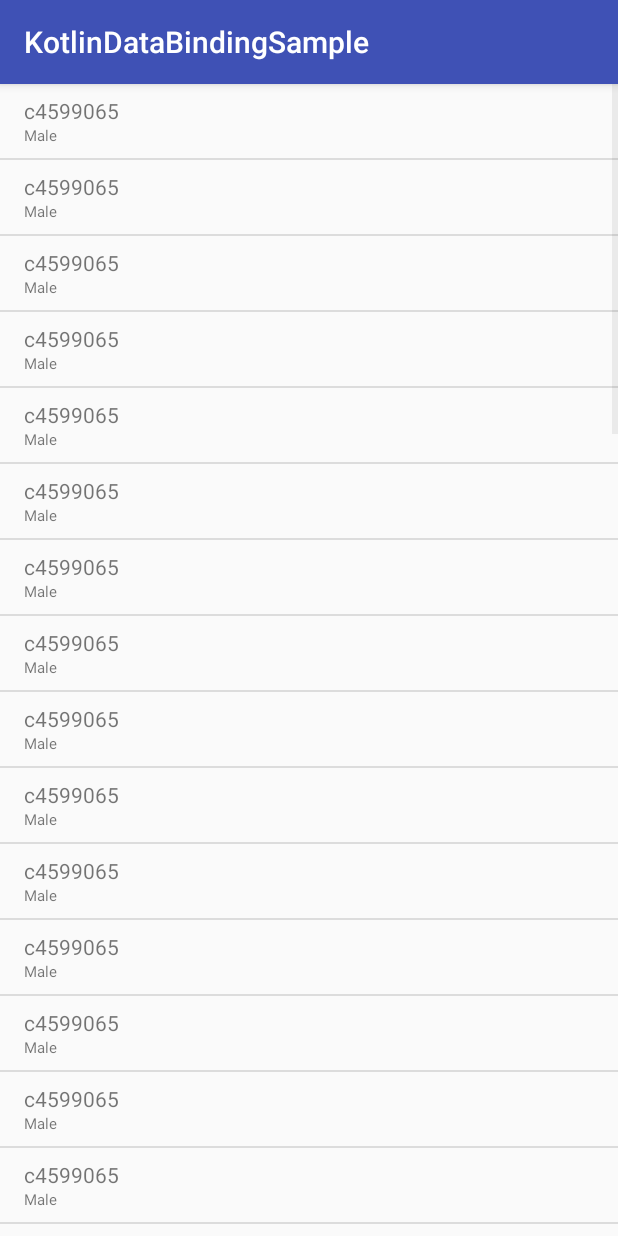
After one commit to HoNKoT/KotlinAndroidDatabindingSample, an Android app: the BMIListActivity screen opened directly, with no data from a screen before it, on a phone screen of 412 x 824 dp. The commit adds this screen. Run offline under Robolectric (Android 15) with nearby library versions, the phone set to English and light mode, and no system bars; our stand-ins replace data binding.

Commit message:
Add BindingAdapter sample

```diff
--- a/app/src/main/AndroidManifest.xml
+++ b/app/src/main/AndroidManifest.xml
@@ -12,10 +12,12 @@
         <activity android:name=".view.MainActivity">
             <intent-filter>
                 <action android:name="android.intent.action.MAIN" />
+
                 <category android:name="android.intent.category.LAUNCHER" />
             </intent-filter>
         </activity>
         <activity android:name=".view.BMICalculateActivity" />
+        <activity android:name=".view.BMIListActivity" />
     </application>
 
 </manifest>
--- a/app/src/main/java/jp/chau2chaun2/kotlindatabindingsample/model/Person.kt
+++ b/app/src/main/java/jp/chau2chaun2/kotlindatabindingsample/model/Person.kt
@@ -1,7 +1,11 @@
 package jp.chau2chaun2.kotlindatabindingsample.model
+
+import android.databinding.ObservableField
 
 data class Person(var name: String? = null,
                   var sex: Gender? = null,
                   var height: Double? = null,
                   var weight: Double? = null,
-                  var bmi: Double? = null)
+                  var bmi: Double? = null) {
+    val displayBmi = ObservableField<String>("")
+}
--- a/app/src/main/java/jp/chau2chaun2/kotlindatabindingsample/presenter/PersonPresenter.kt
+++ b/app/src/main/java/jp/chau2chaun2/kotlindatabindingsample/presenter/PersonPresenter.kt
@@ -1,6 +1,8 @@
 package jp.chau2chaun2.kotlindatabindingsample.presenter
 
+import jp.chau2chaun2.kotlindatabindingsample.model.Gender
 import jp.chau2chaun2.kotlindatabindingsample.model.Person
+import java.util.*
 
 class PersonPresenter {
 
@@ -21,14 +23,35 @@ class PersonPresenter {
             person.apply {
                 weight?.let { weight ->
                     height?.let { height ->
-                        bmi = weight / height
+                        bmi = weight / ((height / 100) * (height / 100))
+                        displayBmi.set(String.format("BMI: %.1f", bmi))
                     }
                 }
             }
+        } else {
+            person.bmi = null
+            person.displayBmi.set("")
         }
     }
 
     companion object {
         fun from(person: Person): PersonPresenter = PersonPresenter(person)
+
+        fun asDummy(): PersonPresenter {
+            return PersonPresenter().apply {
+                person.apply {
+                    val randomGen = Random()
+                    sex = if (randomGen.nextInt(2) > 0) Gender.Male else Gender.Female
+                    randomGen.nextInt(350).let {
+                        height = (1500 + it).toDouble() / 10
+                    }
+                    randomGen.nextInt(200).let {
+                        weight = (500 + it).toDouble() / 10
+                    }
+                }
+
+                person.name = Integer.toHexString(person.hashCode())
+            }
+        }
     }
 }
--- /dev/null
+++ b/app/src/main/java/jp/chau2chaun2/kotlindatabindingsample/util/BindingHelper.kt
@@ -0,0 +1,14 @@
+package jp.chau2chaun2.kotlindatabindingsample.util
+
+import android.databinding.BindingAdapter
+import android.widget.ListView
+import jp.chau2chaun2.kotlindatabindingsample.model.Person
+import jp.chau2chaun2.kotlindatabindingsample.view.adapter.BMIListAdapter
+
+@BindingAdapter("data")
+fun ListView.loadAdapter(data: List<Person>) {
+    BMIListAdapter(this.context, data).also {
+        this.adapter = it
+        this.onItemClickListener = it
+    }
+}
--- /dev/null
+++ b/app/src/main/java/jp/chau2chaun2/kotlindatabindingsample/view/BMIListActivity.kt
@@ -0,0 +1,32 @@
+package jp.chau2chaun2.kotlindatabindingsample.view
+
+import android.content.Context
+import android.content.Intent
+import android.databinding.DataBindingUtil
+import android.os.Bundle
+import android.support.v7.app.AppCompatActivity
+import jp.chau2chaun2.kotlindatabindingsample.R
+import jp.chau2chaun2.kotlindatabindingsample.databinding.ActivityBmiListBinding
+import jp.chau2chaun2.kotlindatabindingsample.model.Person
+import jp.chau2chaun2.kotlindatabindingsample.presenter.PersonPresenter
+
+class BMIListActivity : AppCompatActivity() {
+
+    override fun onCreate(savedInstanceState: Bundle?) {
+        super.onCreate(savedInstanceState)
+
+        DataBindingUtil.setContentView<ActivityBmiListBinding>(this, R.layout.activity_bmi_list).also {
+            val persons = ArrayList<Person>()
+            for (i in 0 until 50) {
+                persons.add(PersonPresenter.asDummy().person)
+            }
+            it.persons = persons
+        }
+    }
+
+    companion object {
+        fun getIntent(context: Context): Intent {
+            return Intent(context, BMIListActivity::class.java)
+        }
+    }
+}
--- a/app/src/main/java/jp/chau2chaun2/kotlindatabindingsample/view/MainActivity.kt
+++ b/app/src/main/java/jp/chau2chaun2/kotlindatabindingsample/view/MainActivity.kt
@@ -15,4 +15,6 @@ class MainActivity : AppCompatActivity() {
     }
 
     fun onClickBMICalculate(view: View) = startActivity(BMICalculateActivity.getIntent(this))
+
+    fun onClickBMIList(view: View) = startActivity(BMIListActivity.getIntent(this))
 }
--- /dev/null
+++ b/app/src/main/java/jp/chau2chaun2/kotlindatabindingsample/view/adapter/BMIListAdapter.kt
@@ -0,0 +1,46 @@
+package jp.chau2chaun2.kotlindatabindingsample.view.adapter
+
+import android.content.Context
+import android.databinding.DataBindingUtil
+import android.util.Log
+import android.view.LayoutInflater
+import android.view.View
+import android.view.ViewGroup
+import android.widget.AdapterView
+import android.widget.BaseAdapter
+import jp.chau2chaun2.kotlindatabindingsample.databinding.RowListBinding
+import jp.chau2chaun2.kotlindatabindingsample.model.Person
+import jp.chau2chaun2.kotlindatabindingsample.presenter.PersonPresenter
+import jp.chau2chaun2.kotlindatabindingsample.task.BMICalculatorTask
+
+class BMIListAdapter(context: Context, private val persons: List<Person>): BaseAdapter(), AdapterView.OnItemClickListener {
+
+    private val mLayoutInflater = LayoutInflater.from(context)
+
+    override fun onItemClick(adapter: AdapterView<*>?, view: View?, position: Int, id: Long) {
+        view?.let {
+            Log.d("DLog", getItem(position).toString())
+            DataBindingUtil.findBinding<RowListBinding>(it).also {
+                it.task = BMICalculatorTask().apply {
+                    execute(PersonPresenter.from(getItem(position))) }
+            }
+        }
+    }
+
+    override fun getView(position: Int, convertView: View?, parent: ViewGroup): View {
+        val binding = convertView
+                ?.let { DataBindingUtil.findBinding<RowListBinding>(convertView) }
+                ?: RowListBinding.inflate(mLayoutInflater)
+
+        binding.data = getItem(position)
+        return binding.root
+    }
+
+    override fun getItem(position: Int): Person = persons[position]
+
+    override fun getItemId(p0: Int): Long = 0
+
+    override fun getCount(): Int = persons.size
+
+
+}
--- /dev/null
+++ b/app/src/main/res/layout/activity_bmi_list.xml
@@ -0,0 +1,17 @@
+<?xml version="1.0" encoding="utf-8"?>
+<layout xmlns:app="http://schemas.android.com/apk/res-auto"
+    xmlns:android="http://schemas.android.com/apk/res/android"
+    xmlns:tools="http://schemas.android.com/tools">
+    <data>
+        <import type="jp.chau2chaun2.kotlindatabindingsample.model.Person" />
+        <import type="java.util.List"/>
+        <variable name="person" type="Person"/>
+        <variable name="persons" type="List&lt;Person&gt;"/>
+    </data>
+
+    <ListView
+        android:layout_width="match_parent"
+        android:layout_height="match_parent"
+        app:data="@{persons}"
+        tools:context="jp.chau2chaun2.kotlindatabindingsample.view.BMIListActivity" />
+</layout>
--- a/app/src/main/res/layout/activity_main.xml
+++ b/app/src/main/res/layout/activity_main.xml
@@ -11,4 +11,10 @@
         android:text="@string/move_to_BMICalculateActivity"
         android:onClick="onClickBMICalculate"/>
 
+    <Button
+        android:layout_width="match_parent"
+        android:layout_height="wrap_content"
+        android:text="@string/move_to_BMIListActivity"
+        android:onClick="onClickBMIList"/>
+
 </LinearLayout>
--- a/app/src/main/res/layout/row_list.xml
+++ b/app/src/main/res/layout/row_list.xml
@@ -1,41 +1,58 @@
 <?xml version="1.0" encoding="utf-8"?>
 <layout xmlns:android="http://schemas.android.com/apk/res/android"
     xmlns:tools="http://schemas.android.com/tools">
+    <data>
+        <import type="android.view.View" />
+        <variable
+            name="data"
+            type="jp.chau2chaun2.kotlindatabindingsample.model.Person" />
+        <variable
+            name="task"
+            type="jp.chau2chaun2.kotlindatabindingsample.task.BMICalculatorTask" />
+    </data>
+
     <RelativeLayout
         android:layout_width="match_parent"
-        android:layout_height="wrap_content"
-        android:layout_marginLeft="@dimen/general_margin"
-        android:layout_marginRight="@dimen/general_margin"
-        android:layout_marginTop="@dimen/half_margin"
-        android:layout_marginBottom="@dimen/half_margin">
+        android:layout_height="wrap_content">
 
         <ProgressBar
+            android:visibility="@{task.loading ? View.VISIBLE : View.INVISIBLE}"
             android:layout_centerInParent="true"
             android:layout_width="@dimen/progress_bar_size"
             android:layout_height="@dimen/progress_bar_size" />
 
         <LinearLayout
+            android:visibility="@{task.loading ? View.INVISIBLE : View.VISIBLE}"
             android:layout_width="match_parent"
             android:layout_height="wrap_content"
+            android:layout_marginLeft="@dimen/general_margin"
+            android:layout_marginRight="@dimen/general_margin"
+            android:layout_marginTop="@dimen/half_margin"
+            android:layout_marginBottom="@dimen/half_margin"
             android:orientation="vertical">
 
             <TextView
                 android:layout_width="match_parent"
                 android:layout_height="wrap_content"
+                android:text="@{data.name ?? @string/no_name}"
                 tools:text="Title"/>
             <TextView
                 android:layout_width="match_parent"
                 android:layout_height="wrap_content"
                 android:textSize="@dimen/small_text_size"
+                android:text="@{data.sex != null ? data.sex.name : @string/empty}"
                 tools:text="Sub title"/>
 
         </LinearLayout>
 
         <TextView
+            android:visibility="@{task.loading ? View.INVISIBLE : View.VISIBLE}"
             android:layout_centerVertical="true"
             android:layout_alignParentRight="true"
+            android:layout_marginRight="@dimen/general_margin"
             android:layout_width="wrap_content"
             android:layout_height="wrap_content"
+            android:text="@{data.displayBmi}"
             tools:text="BMI: 21.4"/>
     </RelativeLayout>
 </layout>
--- a/app/src/main/res/values/strings.xml
+++ b/app/src/main/res/values/strings.xml
@@ -3,6 +3,9 @@
     <string name="height">Height</string>
     <string name="weight">Weight</string>
     <string name="bmi">BMI</string>
+
+    <string name="no_name">NO NAME</string>
+
     <string name="empty">""</string>
     <string name="format">%.1d</string>
     <string name="bmi_plus">BMI: %d</string>
@@ -10,4 +13,5 @@
     <string name="kg">kg</string>
 
     <string name="move_to_BMICalculateActivity">DataBinding Basic</string>
+    <string name="move_to_BMIListActivity">BindingAdapter Sample</string>
 </resources>
```
Also changed, not shown: app/src/main/java/jp/chau2chaun2/kotlindatabindingsample/task/BMICalculatorTask.kt (+12 -8 lines).
